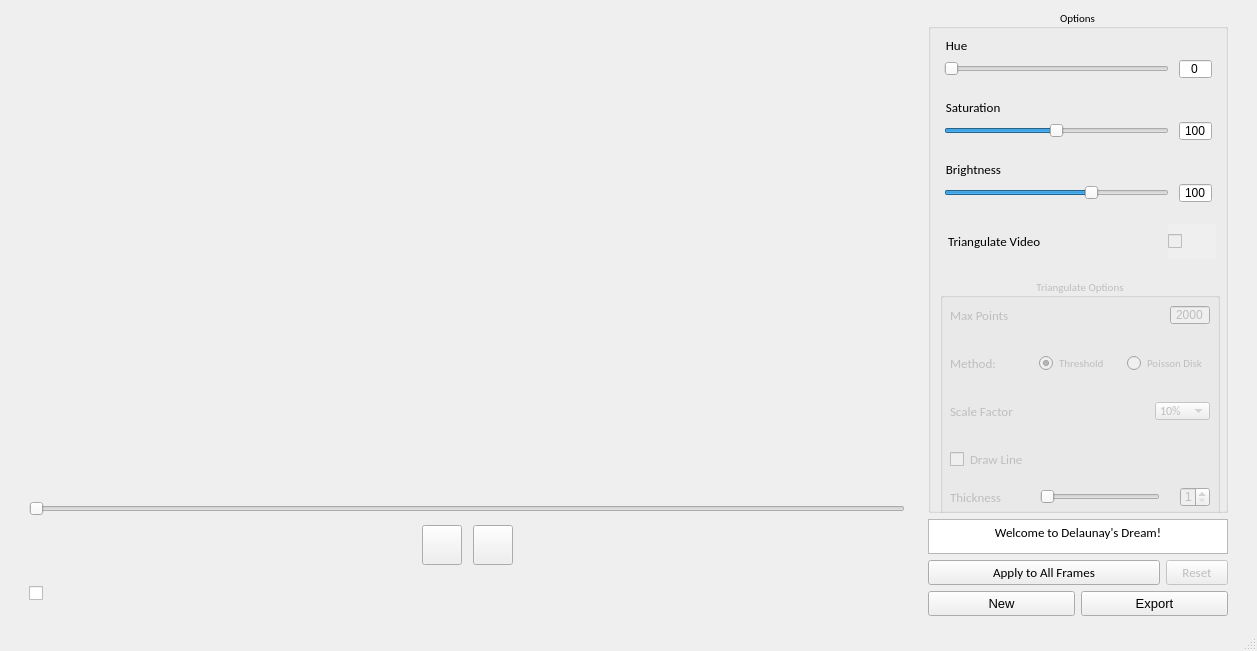
First picture: the form in DelaunayDream/gui/gui.ui, repository chensation/Delaunay-Dream, before the edit.
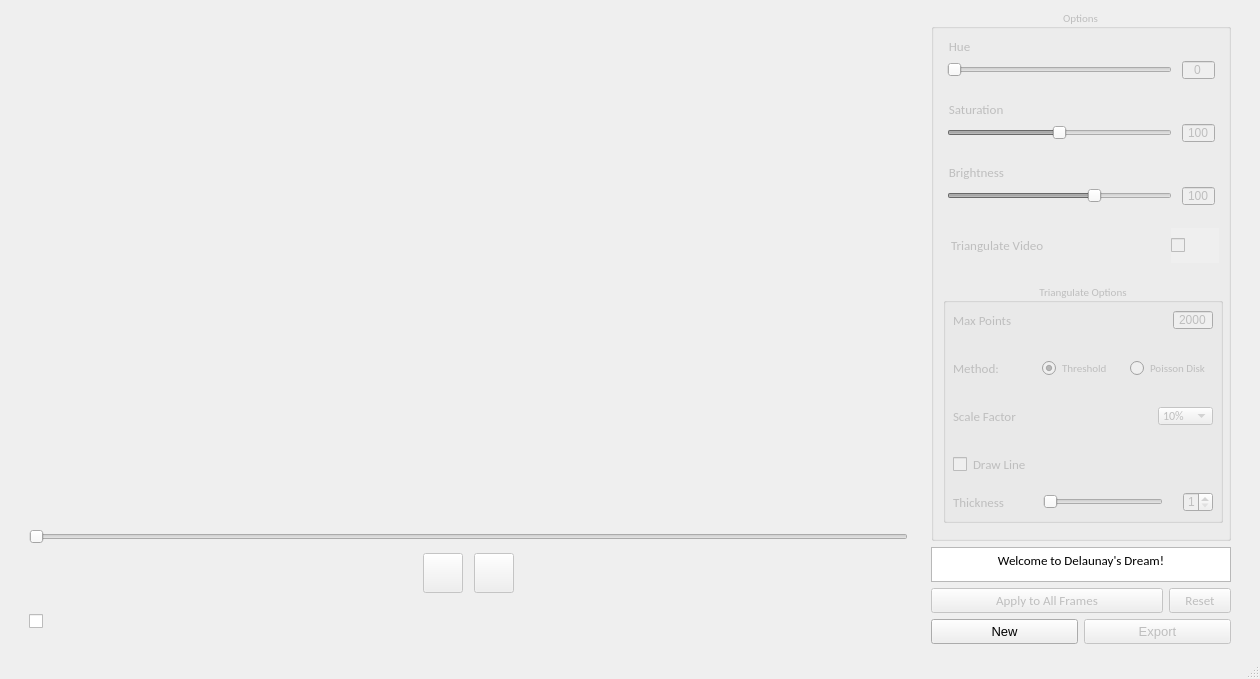
Second picture: the form after the edit. Custom widgets are drawn as their Qt base class.

The edit to the form file:
```diff
--- a/DelaunayDream/gui/gui.ui
+++ b/DelaunayDream/gui/gui.ui
@@ -6,8 +6,8 @@
    <rect>
     <x>0</x>
     <y>0</y>
-    <width>1257</width>
-    <height>651</height>
+    <width>1260</width>
+    <height>679</height>
    </rect>
   </property>
   <property name="minimumSize">
@@ -74,6 +74,9 @@
       </item>
       <item row="0" column="1">
        <widget class="QPushButton" name="export_button">
+        <property name="enabled">
+         <bool>false</bool>
+        </property>
         <property name="minimumSize">
          <size>
           <width>0</width>
@@ -158,6 +161,9 @@
         </item>
         <item>
          <widget class="QSlider" name="video_slider">
+          <property name="enabled">
+           <bool>false</bool>
+          </property>
           <property name="minimumSize">
            <size>
             <width>854</width>
@@ -198,6 +204,9 @@
           </item>
           <item>
            <widget class="QPushButton" name="play_button">
+            <property name="enabled">
+             <bool>false</bool>
+            </property>
             <property name="minimumSize">
              <size>
               <width>40</width>
@@ -245,6 +254,9 @@
           </item>
           <item>
            <widget class="QPushButton" name="stop_button">
+            <property name="enabled">
+             <bool>false</bool>
+            </property>
             <property name="minimumSize">
              <size>
               <width>40</width>
@@ -355,6 +367,9 @@
      <layout class="QHBoxLayout" name="horizontalLayout_14">
       <item>
        <widget class="QPushButton" name="apply_button">
+        <property name="enabled">
+         <bool>false</bool>
+        </property>
         <property name="minimumSize">
          <size>
           <width>0</width>
@@ -485,7 +500,10 @@
      </widget>
     </item>
     <item row="0" column="3" rowspan="2">
-     <widget class="QGroupBox" name="groupBox_2">
+     <widget class="QGroupBox" name="all_options">
+      <property name="enabled">
+       <bool>false</bool>
+      </property>
       <property name="minimumSize">
        <size>
         <width>300</width>
@@ -1381,16 +1399,11 @@
                 <string>10%</string>
                </property>
                <property name="currentIndex">
-                <number>2</number>
+                <number>1</number>
                </property>
                <item>
                 <property name="text">
-                 <string>100%</string>
-                </property>
-               </item>
-               <item>
-                <property name="text">
-                 <string>50%</string>
+                 <string>5%</string>
                 </property>
                </item>
                <item>
@@ -1400,7 +1413,17 @@
                </item>
                <item>
                 <property name="text">
-                 <string>1%</string>
+                 <string>20%</string>
+                </property>
+               </item>
+               <item>
+                <property name="text">
+                 <string>50%</string>
+                </property>
+               </item>
+               <item>
+                <property name="text">
+                 <string>100%</string>
                 </property>
                </item>
               </widget>
```
Left out of the diff: 60 changed lines with no effect on the pictures.
